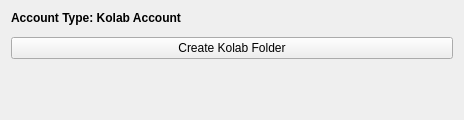
Before: the Qt Designer form resources/kolabproxy/kolabsettings.ui in KDE/kdepim-runtime, drawn with Qt 5.
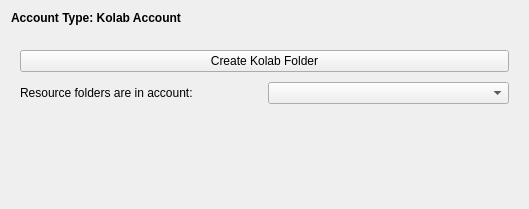
After: the same form once the commit is applied. The open tabs and pages were chosen to show the change. Custom widgets are drawn as their Qt base class.

Commit message: Improve kolab config

Diff of the .ui file:
```diff
--- a/resources/kolabproxy/kolabsettings.ui
+++ b/resources/kolabproxy/kolabsettings.ui
@@ -6,8 +6,8 @@
    <rect>
     <x>0</x>
     <y>0</y>
-    <width>464</width>
-    <height>120</height>
+    <width>529</width>
+    <height>209</height>
    </rect>
   </property>
   <layout class="QVBoxLayout" name="verticalLayout">
@@ -28,10 +28,53 @@
     <widget class="KSeparator" name="kseparator"/>
    </item>
    <item>
-    <widget class="QPushButton" name="pushButton">
-     <property name="text">
-      <string>Create Kolab Folder</string>
+    <widget class="QStackedWidget" name="stackedWidget">
+     <property name="currentIndex">
+      <number>0</number>
      </property>
+     <widget class="QWidget" name="page_2">
+      <layout class="QVBoxLayout" name="verticalLayout_2">
+       <item>
+        <widget class="QLabel" name="label_3">
+         <property name="text">
+          <string>The kolab resource needs an Imap resource.</string>
+         </property>
+        </widget>
+       </item>
+       <item>
+        <widget class="QPushButton" name="launchWizard">
+         <property name="text">
+          <string>Add Imap Resource</string>
+         </property>
+        </widget>
+       </item>
+      </layout>
+     </widget>
+     <widget class="QWidget" name="page">
+      <layout class="QGridLayout" name="gridLayout">
+       <item row="0" column="0">
+        <widget class="QPushButton" name="pushButton">
+         <property name="text">
+          <string>Create Kolab Folder</string>
+         </property>
+        </widget>
+       </item>
+       <item row="1" column="0">
+        <layout class="QHBoxLayout" name="horizontalLayout">
+         <item>
+          <widget class="QLabel" name="label_2">
+           <property name="text">
+            <string>Resource folders are in account:</string>
+           </property>
+          </widget>
+         </item>
+         <item>
+          <widget class="QComboBox" name="imapAccountComboBox"/>
+         </item>
+        </layout>
+       </item>
+      </layout>
+     </widget>
     </widget>
    </item>
    <item>
```
The commit also changes 3 other files.
